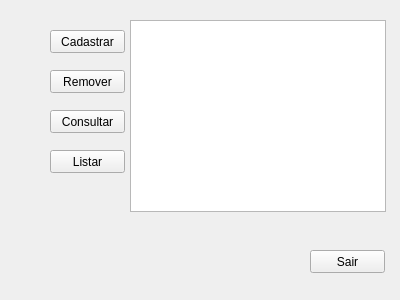
The window that mainwindow.ui (kaioFerreira/CRUD-CPP-Arquivo) describes before a commit, drawn with Qt 5.
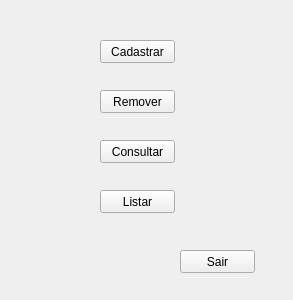
The same window after the commit.

The edit to the form file:
```diff
--- a/mainwindow.ui
+++ b/mainwindow.ui
@@ -6,7 +6,7 @@
    <rect>
     <x>0</x>
     <y>0</y>
-    <width>400</width>
+    <width>293</width>
     <height>300</height>
    </rect>
   </property>
@@ -17,8 +17,8 @@
    <widget class="QPushButton" name="pushButton">
     <property name="geometry">
      <rect>
-      <x>50</x>
-      <y>30</y>
+      <x>100</x>
+      <y>40</y>
       <width>75</width>
       <height>23</height>
      </rect>
@@ -30,7 +30,7 @@
    <widget class="QPushButton" name="pushButton_2">
     <property name="geometry">
      <rect>
-      <x>310</x>
+      <x>180</x>
       <y>250</y>
       <width>75</width>
       <height>23</height>
@@ -46,8 +46,8 @@
    <widget class="QPushButton" name="pushButton_3">
     <property name="geometry">
      <rect>
-      <x>50</x>
-      <y>70</y>
+      <x>100</x>
+      <y>90</y>
       <width>75</width>
       <height>23</height>
      </rect>
@@ -59,8 +59,8 @@
    <widget class="QPushButton" name="pushButton_4">
     <property name="geometry">
      <rect>
-      <x>50</x>
-      <y>110</y>
+      <x>100</x>
+      <y>140</y>
       <width>75</width>
       <height>23</height>
      </rect>
@@ -72,8 +72,8 @@
    <widget class="QPushButton" name="pushButton_5">
     <property name="geometry">
      <rect>
-      <x>50</x>
-      <y>150</y>
+      <x>100</x>
+      <y>190</y>
       <width>75</width>
       <height>23</height>
      </rect>
@@ -82,16 +82,6 @@
      <string>Listar</string>
     </property>
    </widget>
-   <widget class="QListWidget" name="listWidget">
-    <property name="geometry">
-     <rect>
-      <x>130</x>
-      <y>20</y>
-      <width>256</width>
-      <height>192</height>
-     </rect>
-    </property>
-   </widget>
   </widget>
  </widget>
  <layoutdefault spacing="6" margin="11"/>
```
